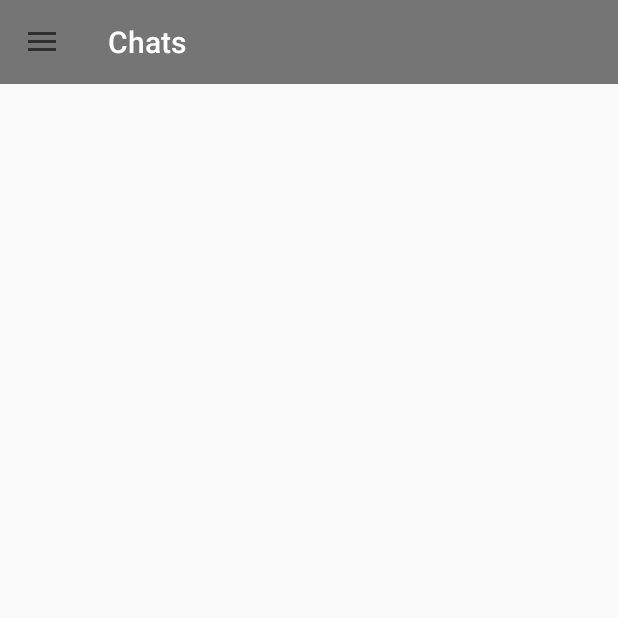
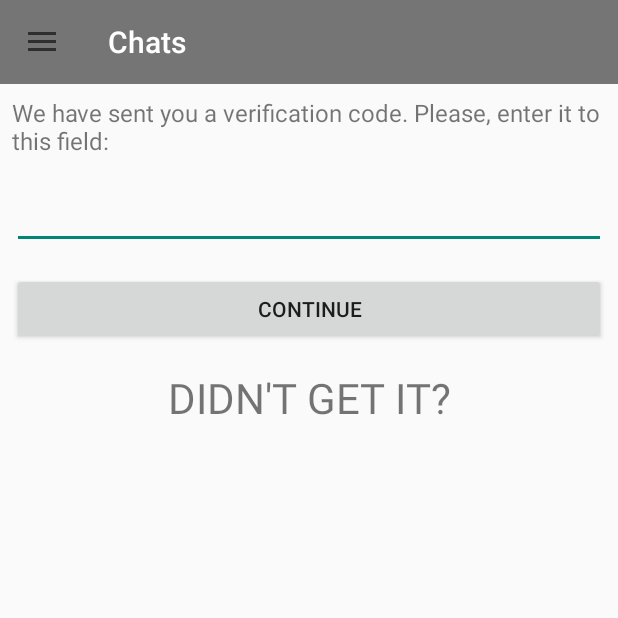
Before and after one commit to scame/SaveAlife, an Android app: the screen it shows after launch (DrawerActivity), in the side drawer, after a tap on "Chats", on a phone screen of 412 x 824 dp, the top half of it. Run offline under Robolectric (Android 15) with nearby library versions, the light colour scheme and no system bars; our stand-ins replace ButterKnife, Dagger/Hilt's generated code; libraries missing offline, so code that uses them is left out: com.mapbox.mapboxsdk, com.mapbox.services, rx.android.schedulers, rx.schedulers, rx.subscriptions; 4 statements that could not run were skipped.

Commit message:
added verification layout

```diff
--- a/app/src/main/java/com/krestone/savealife/presentation/fragments/ChatsFragment.java
+++ b/app/src/main/java/com/krestone/savealife/presentation/fragments/ChatsFragment.java
@@ -1,8 +1,20 @@
 package com.krestone.savealife.presentation.fragments;
 
 
+import android.os.Bundle;
+import android.support.annotation.Nullable;
 import android.support.v4.app.Fragment;
+import android.view.LayoutInflater;
+import android.view.View;
+import android.view.ViewGroup;
+
+import com.krestone.savealife.R;
 
 public class ChatsFragment extends Fragment {
 
+    @Nullable
+    @Override
+    public View onCreateView(LayoutInflater inflater, @Nullable ViewGroup container, @Nullable Bundle savedInstanceState) {
+        return inflater.inflate(R.layout.phone_verification_layout, container, false);
+    }
 }
--- a/app/src/main/res/layout/phone_number_layout.xml
+++ b/app/src/main/res/layout/phone_number_layout.xml
@@ -19,6 +19,7 @@
 
         <TextView
             android:text="@string/savealife_welcome"
+            android:textSize="@dimen/text_size_large"
             android:layout_below="@id/login_img"
             android:layout_centerHorizontal="true"
             android:layout_width="wrap_content"
@@ -40,6 +41,7 @@
         android:layout_marginLeft="@dimen/standard_elem_margin"
         android:layout_marginRight="@dimen/standard_elem_margin"
         android:layout_marginTop="@dimen/standard_elem_margin"
+        android:background="@color/colorPrimaryDark"
         android:layout_marginBottom="32dp"/>
 
 </LinearLayout>
--- /dev/null
+++ b/app/src/main/res/layout/phone_verification_layout.xml
@@ -0,0 +1,37 @@
+<?xml version="1.0" encoding="utf-8"?>
+<LinearLayout xmlns:android="http://schemas.android.com/apk/res/android"
+    android:layout_width="match_parent"
+    android:layout_height="match_parent"
+    android:orientation="vertical">
+
+    <TextView
+        android:id="@+id/verification_text"
+        android:text="@string/verification_text"
+        android:textSize="@dimen/text_size_medium"
+        android:layout_width="match_parent"
+        android:layout_height="wrap_content"
+        android:layout_margin="@dimen/standard_elem_margin"/>
+
+    <EditText
+        android:id="@+id/verification_input"
+        android:layout_width="match_parent"
+        android:layout_height="wrap_content"
+        android:layout_margin="@dimen/standard_elem_margin"/>
+
+    <Button
+        android:id="@+id/verification_btn"
+        android:text="@string/continue_pn"
+        android:layout_width="match_parent"
+        android:layout_height="wrap_content"
+        android:layout_margin="@dimen/standard_elem_margin" />
+
+    <TextView
+        android:id="@+id/code_failure_text"
+        android:text="@string/code_failure_text"
+        android:textSize="@dimen/text_size_large"
+        android:layout_width="match_parent"
+        android:layout_height="wrap_content"
+        android:gravity="center_horizontal"
+        android:layout_margin="@dimen/standard_elem_margin"/>
+
+</LinearLayout>
--- a/app/src/main/res/values/dimens.xml
+++ b/app/src/main/res/values/dimens.xml
@@ -5,4 +5,8 @@
 
     <dimen name="standard_elem_margin">8dp</dimen>
     <dimen name="standard_elem_padding">12dp</dimen>
+
+    <dimen name="text_size_large">28sp</dimen>
+    <dimen name="text_size_medium">16sp</dimen>
+    <dimen name="text_size_small">12dp</dimen>
 </resources>
--- a/app/src/main/res/values/strings.xml
+++ b/app/src/main/res/values/strings.xml
@@ -14,4 +14,6 @@
 
     <string name="savealife_welcome">Welcome to SaveAlife!</string>
     <string name="continue_pn">Continue</string>
+    <string name="code_failure_text">DIDN\'T GET IT?</string>
+    <string name="verification_text">We have sent you a verification code. Please, enter it to this field:</string>
 </resources>
```
